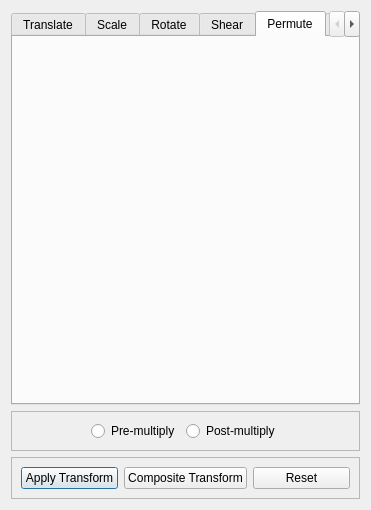
This is src/Interface/Modules/Math/CreateGeometricTransform.ui in SCIInstitute/SCIRun as Qt 5 draws it before an edit. The edited form follows.
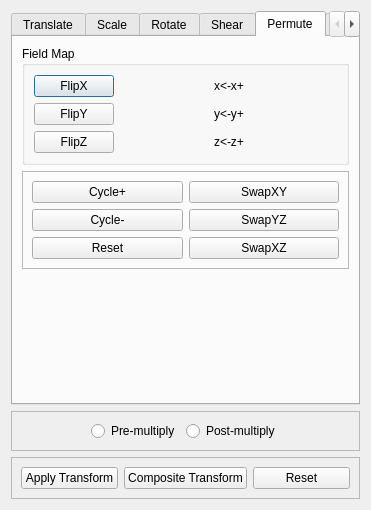
This is the edited form.

Commit message: add permut tab to gui

Diff of the .ui file:
```diff
--- a/src/Interface/Modules/Math/CreateGeometricTransform.ui
+++ b/src/Interface/Modules/Math/CreateGeometricTransform.ui
@@ -677,6 +677,204 @@
       <attribute name="title">
        <string>Permute</string>
       </attribute>
+      <layout class="QVBoxLayout" name="verticalLayout_7">
+       <item>
+        <widget class="QGroupBox" name="permuteGroupBox_">
+         <property name="title">
+          <string>Field Map</string>
+         </property>
+         <layout class="QGridLayout" name="gridLayout">
+          <item row="0" column="0">
+           <widget class="QPushButton" name="flipXPushButton_">
+            <property name="text">
+             <string>FlipX</string>
+            </property>
+           </widget>
+          </item>
+          <item row="0" column="1">
+           <spacer name="horizontalSpacer_5">
+            <property name="orientation">
+             <enum>Qt::Horizontal</enum>
+            </property>
+            <property name="sizeHint" stdset="0">
+             <size>
+              <width>89</width>
+              <height>20</height>
+             </size>
+            </property>
+           </spacer>
+          </item>
+          <item row="0" column="2">
+           <widget class="QLabel" name="fieldMapXLabel_">
+            <property name="text">
+             <string>x&lt;-x+</string>
+            </property>
+           </widget>
+          </item>
+          <item row="0" column="3">
+           <spacer name="horizontalSpacer_8">
+            <property name="orientation">
+             <enum>Qt::Horizontal</enum>
+            </property>
+            <property name="sizeHint" stdset="0">
+             <size>
+              <width>89</width>
+              <height>20</height>
+             </size>
+            </property>
+           </spacer>
+          </item>
+          <item row="1" column="0">
+           <widget class="QPushButton" name="flipYPushButton_">
+            <property name="text">
+             <string>FlipY</string>
+            </property>
+           </widget>
+          </item>
+          <item row="1" column="1">
+           <spacer name="horizontalSpacer_6">
+            <property name="orientation">
+             <enum>Qt::Horizontal</enum>
+            </property>
+            <property name="sizeHint" stdset="0">
+             <size>
+              <width>89</width>
+              <height>20</height>
+             </size>
+            </property>
+           </spacer>
+          </item>
+          <item row="1" column="2">
+           <widget class="QLabel" name="fieldMapYLabel_">
+            <property name="text">
+             <string>y&lt;-y+</string>
+            </property>
+           </widget>
+          </item>
+          <item row="1" column="3">
+           <spacer name="horizontalSpacer_9">
+            <property name="orientation">
+             <enum>Qt::Horizontal</enum>
+            </property>
+            <property name="sizeHint" stdset="0">
+             <size>
+              <width>89</width>
+              <height>20</height>
+             </size>
+            </property>
+           </spacer>
+          </item>
+          <item row="2" column="0">
+           <widget class="QPushButton" name="flipZPushButton_">
+            <property name="text">
+             <string>FlipZ</string>
+            </property>
+           </widget>
+          </item>
+          <item row="2" column="1">
+           <spacer name="horizontalSpacer_7">
+            <property name="orientation">
+             <enum>Qt::Horizontal</enum>
+            </property>
+            <property name="sizeHint" stdset="0">
+             <size>
+              <width>89</width>
+              <height>20</height>
+             </size>
+            </property>
+           </spacer>
+          </item>
+          <item row="2" column="2">
+           <widget class="QLabel" name="fieldMapZLabel_">
+            <property name="text">
+             <string>z&lt;-z+</string>
+            </property>
+           </widget>
+          </item>
+          <item row="2" column="3">
+           <spacer name="horizontalSpacer_10">
+            <property name="orientation">
+             <enum>Qt::Horizontal</enum>
+            </property>
+            <property name="sizeHint" stdset="0">
+             <size>
+              <width>89</width>
+              <height>20</height>
+             </size>
+            </property>
+           </spacer>
+          </item>
+         </layout>
+        </widget>
+       </item>
+       <item>
+        <widget class="QFrame" name="frame_5">
+         <property name="frameShape">
+          <enum>QFrame::StyledPanel</enum>
+         </property>
+         <property name="frameShadow">
+          <enum>QFrame::Raised</enum>
+         </property>
+         <layout class="QGridLayout" name="gridLayout_2">
+          <item row="0" column="0">
+           <widget class="QPushButton" name="cycleUpPushButton_">
+            <property name="text">
+             <string>Cycle+</string>
+            </property>
+           </widget>
+          </item>
+          <item row="0" column="1">
+           <widget class="QPushButton" name="swapXYPushButton_">
+            <property name="text">
+             <string>SwapXY</string>
+            </property>
+           </widget>
+          </item>
+          <item row="1" column="0">
+           <widget class="QPushButton" name="cycleDownPushButton_">
+            <property name="text">
+             <string>Cycle-</string>
+            </property>
+           </widget>
+          </item>
+          <item row="1" column="1">
+           <widget class="QPushButton" name="swapYZPushButton_">
+            <property name="text">
+             <string>SwapYZ</string>
+            </property>
+           </widget>
+          </item>
+          <item row="2" column="0">
+           <widget class="QPushButton" name="resetFieldMapPushButton_">
+            <property name="text">
+             <string>Reset</string>
+            </property>
+           </widget>
+          </item>
+          <item row="2" column="1">
+           <widget class="QPushButton" name="swapXZPushButton_">
+            <property name="text">
+             <string>SwapXZ</string>
+            </property>
+           </widget>
+          </item>
+         </layout>
+        </widget>
+       </item>
+       <item>
+        <spacer name="verticalSpacer_5">
+         <property name="orientation">
+          <enum>Qt::Vertical</enum>
+         </property>
+         <property name="sizeHint" stdset="0">
+          <size>
+           <width>20</width>
+           <height>123</height>
+          </size>
+         </property>
+        </spacer>
+       </item>
+      </layout>
      </widget>
      <widget class="QWidget" name="widgetTab_">
       <attribute name="title">
```
